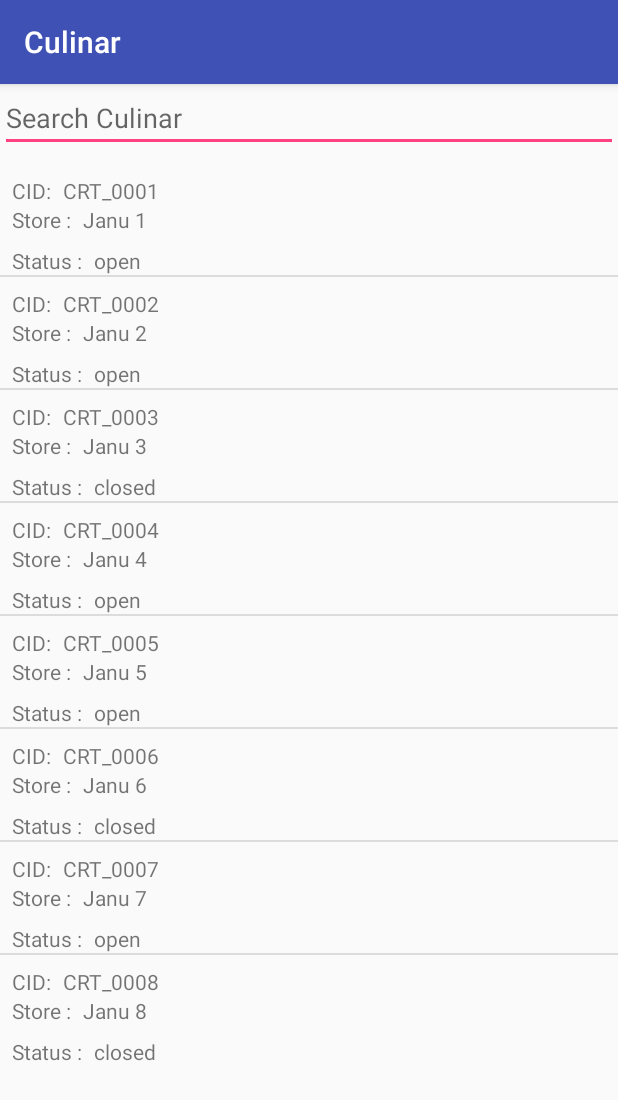
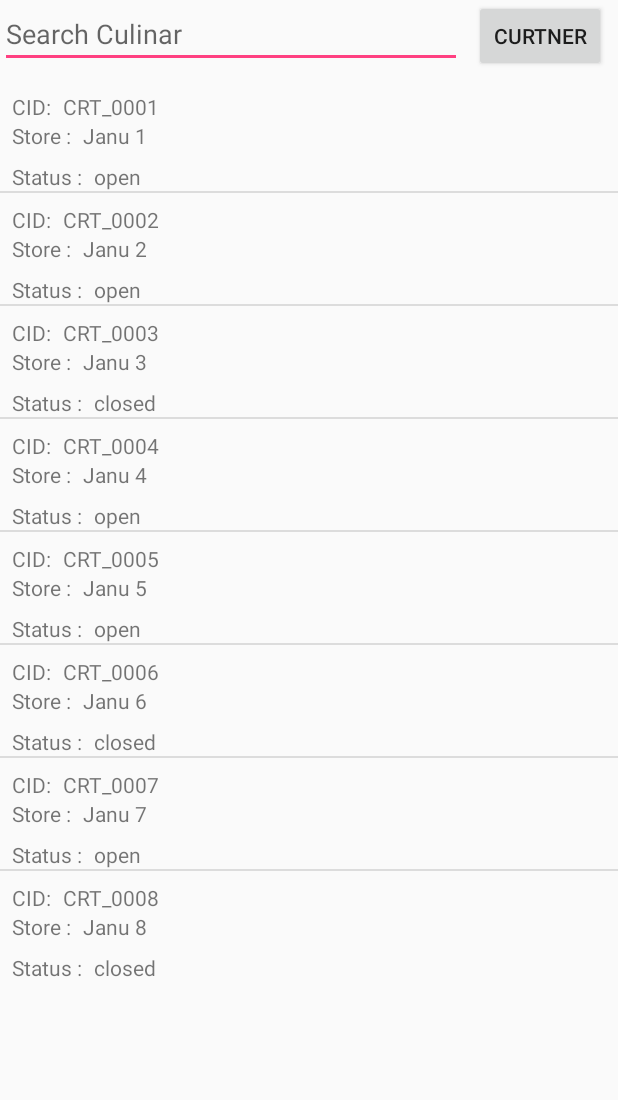
Before and after one commit to iank007/culinar, an Android app: the screen it shows after launch (MainActivity), on a phone screen of 412 x 824 dp. Shown: the top 1100 px of the screen. Run offline under Robolectric (Android 15) with nearby library versions, the phone set to English and light mode, and no system bars.

Commit message:
add Curtner's fragment

```diff
--- a/app/src/main/AndroidManifest.xml
+++ b/app/src/main/AndroidManifest.xml
@@ -18,6 +18,7 @@
         </activity>
         <activity android:name=".SingleItemView" />
         <activity android:name=".SummaryView" />
+        <activity android:name=".CurtnerMain" />
     </application>
 
 </manifest>
--- a/app/src/main/res/layout/activity_main.xml
+++ b/app/src/main/res/layout/activity_main.xml
@@ -8,10 +8,15 @@
 
     <EditText
         android:id="@+id/textSearchStore"
-        android:layout_width="fill_parent"
+        android:layout_width="0dp"
         android:layout_height="wrap_content"
+        android:layout_marginEnd="8dp"
         android:hint="@string/hintCulinar"
-        android:inputType="none">
+        android:inputType="none"
+        app:layout_constraintEnd_toStartOf="@+id/curtnerBtnId"
+        app:layout_constraintStart_toStartOf="parent"
+        app:layout_constraintTop_toTopOf="parent">
+
         <requestFocus />
     </EditText>
 
@@ -23,4 +28,14 @@
         android:layout_marginTop="8dp"
         app:layout_constraintTop_toBottomOf="@+id/textSearchStore" />
 
+    <Button
+        android:id="@+id/curtnerBtnId"
+        android:layout_width="wrap_content"
+        android:layout_height="wrap_content"
+        android:layout_marginEnd="8dp"
+        android:text="Curtner"
+        android:onClick="curtner"
+        app:layout_constraintEnd_toEndOf="parent"
+        app:layout_constraintTop_toTopOf="parent" />
+
 </android.support.constraint.ConstraintLayout>
--- a/app/src/main/res/values/styles.xml
+++ b/app/src/main/res/values/styles.xml
@@ -6,6 +6,8 @@
         <item name="colorPrimary">@color/colorPrimary</item>
         <item name="colorPrimaryDark">@color/colorPrimaryDark</item>
         <item name="colorAccent">@color/colorAccent</item>
+        <item name="windowActionBar">false</item>
+        <item name="windowNoTitle">true</item>
     </style>
 
     <style name="AppTheme.NoActionBar">
```
Also changed, not shown: app/src/main/java/com/example/bojansolution/culinar/CurtnerFragment1.java (added, +20 -0 lines), app/src/main/java/com/example/bojansolution/culinar/CurtnerFragment2.java (added, +19 -0 lines), app/src/main/java/com/example/bojansolution/culinar/CurtnerFragment3.java (added, +19 -0 lines), app/src/main/java/com/example/bojansolution/culinar/CurtnerFragment4.java (added, +19 -0 lines), app/src/main/java/com/example/bojansolution/culinar/CurtnerMain.java (added, +50 -0 lines), app/src/main/java/com/example/bojansolution/culinar/CurtnerPagerAdapter.java (added, +40 -0 lines), app/src/main/java/com/example/bojansolution/culinar/MainActivity.java (+7 -0 lines), app/src/main/res/layout/curtner_main.xml (added, +38 -0 lines), app/src/main/res/layout/tab_curtner_1.xml (added, +15 -0 lines), app/src/main/res/layout/tab_curtner_2.xml (added, +15 -0 lines), app/src/main/res/layout/tab_curtner_3.xml (added, +15 -0 lines), app/src/main/res/layout/tab_curtner_4.xml (added, +15 -0 lines).
